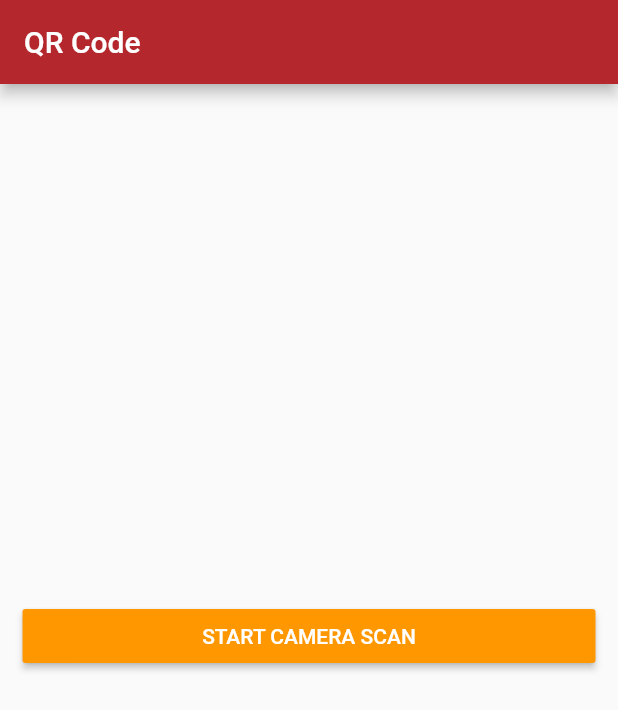
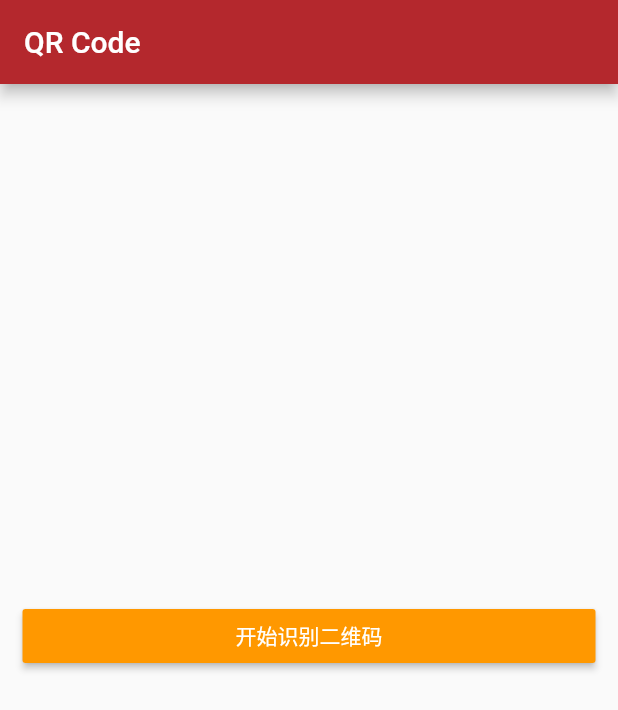
Before and after one commit to hsir05/flutter_shop, a Flutter app: the SacnBody screen opened directly, on a phone screen of 412 x 824 dp. Shown: the top 710 px of the screen. Run offline on Flutter 3.47's test engine with Material 2 defaults, Android fonts, the light colour scheme and no system bars; our stand-ins replace dio, fluro, flutter_easyrefresh, flutter_html, flutter_screenutil, flutter_swiper and 3 more; missing offline and left inert: amap_base, barcode_scan, fast_qr_reader_view, jpush_flutter, provide; accounts and stored records are empty; network calls fail; statements that could not run were skipped.

Commit message:
扫码功能优化

```diff
--- a/lib/pages/scan_read_page.dart
+++ b/lib/pages/scan_qr_page.dart
@@ -45,7 +45,7 @@ class _MyScanState extends State<SacnBody> {
                   textColor: Colors.white,
                   splashColor: Colors.blueGrey,
                   onPressed: scan,
-                  child: const Text('START CAMERA SCAN')
+                  child: const Text('开始识别二维码')
 
               ),
             ),
--- a/lib/routers/router_handler.dart
+++ b/lib/routers/router_handler.dart
@@ -8,7 +8,7 @@ import '../pages/security_page.dart';
 import '../pages/goldenCard_page.dart';
 import '../pages/address_page.dart';
 import '../pages/vip_page.dart';
-import '../pages/scan_read_page.dart';
+import '../pages/scan_qr_page.dart';
 
 // import '../pages/searchBar.dart';
 
@@ -54,7 +54,7 @@ Handler vipHandler = Handler(
   return VipPage();
 });
 
-Handler cameraAppHandler = Handler(
+Handler scanqrHandler = Handler(
   handlerFunc: (BuildContext context, Map<String, List<String>> params) {
   return Scanqr();
 });
--- a/lib/routers/routes.dart
+++ b/lib/routers/routes.dart
@@ -11,7 +11,7 @@ class Routes{
   static String goldenCard = '/goldenCard';
   static String address = '/address';
   static String vip = '/vip';
-  static String cameraApp = '/cameraApp';
+  static String scanqr = '/scanqr';
 
 
   // static String searchPage = '/search';
@@ -37,7 +37,7 @@ class Routes{
 
     router.define(vip, handler:vipHandler);
 
-    router.define(cameraApp, handler:cameraAppHandler);
+    router.define(scanqr, handler:scanqrHandler);
 
     // router.define(searchPage, handler:searchHandler);
 
```
Also changed, not shown: lib/pages/member_page.dart (+47 -5 lines).
